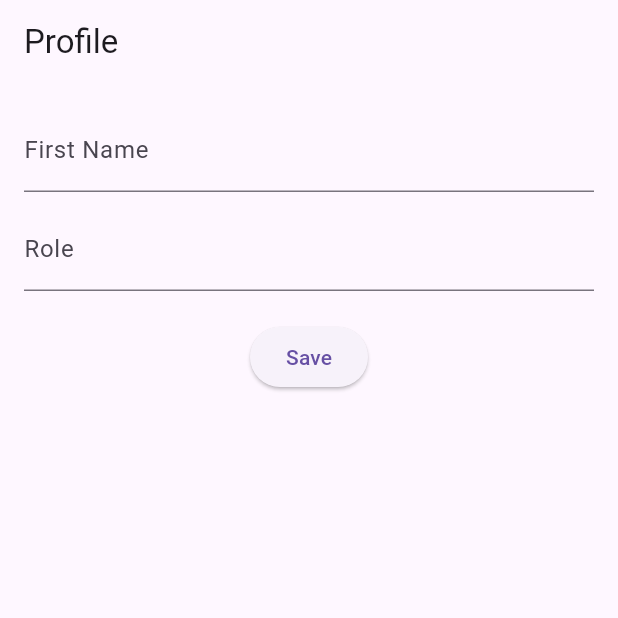
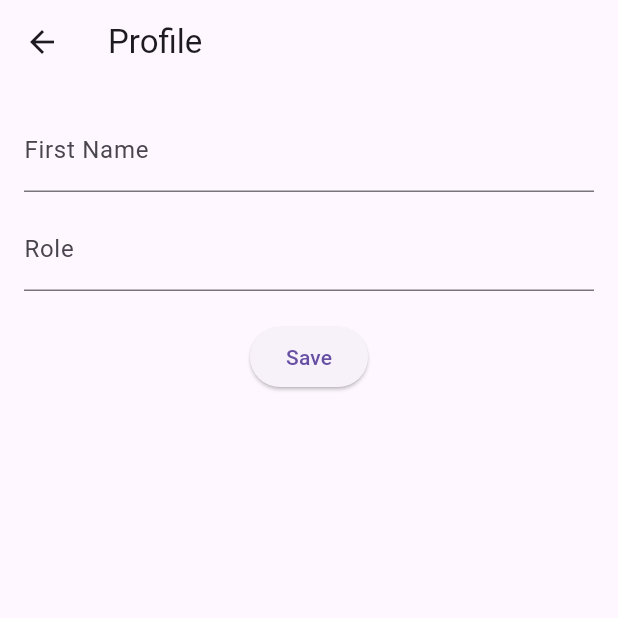
Before and after one commit to nuhs101/message_board, a Flutter app: the ProfilePage screen opened directly, on a phone screen of 412 x 824 dp, the top half of it. Run offline on Flutter 3.47's test engine with Material 3 defaults, Android fonts, the phone set to English and light mode, and no system bars; our stand-ins replace cloud_firestore, firebase_auth, firebase_core, fluttertoast; accounts and stored records are empty.

Commit message:
added back button for profile page

```diff
--- a/lib/profile_page.dart
+++ b/lib/profile_page.dart
@@ -49,7 +49,15 @@ class _ProfilePageState extends State<ProfilePage> {
   @override
   Widget build(BuildContext context) {
     return Scaffold(
-      appBar: AppBar(title: const Text("Profile")),
+      appBar: AppBar(
+        title: const Text("Profile"),
+        leading: IconButton(
+          icon: const Icon(Icons.arrow_back),
+          onPressed: () {
+            Navigator.pushReplacementNamed(context, '/home');
+          },
+        ),
+      ),
       body: Padding(
         padding: const EdgeInsets.all(16.0),
         child: Column(
```
Also changed, not shown: lib/main.dart (+7 -0 lines).
